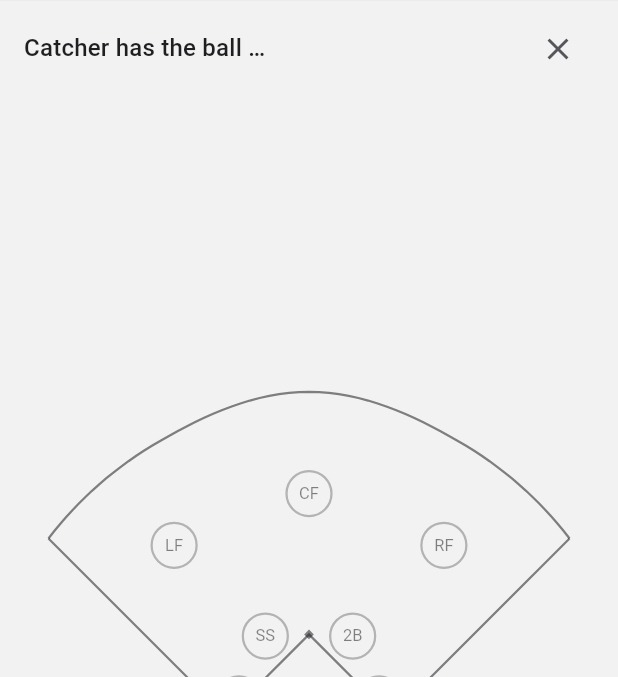
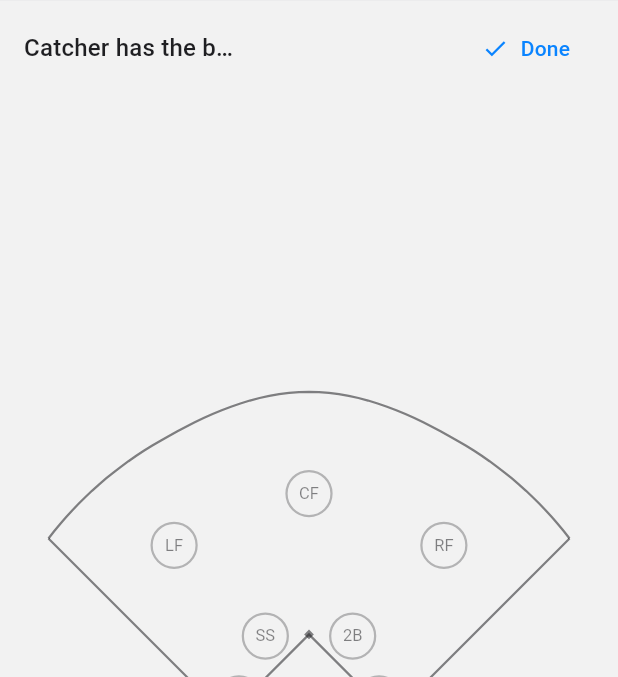
Before and after one commit to markmohr15/diamond, a Flutter app: the screen it shows after launch, after a tap on "Field", on a phone screen of 412 x 824 dp, the part 103-780 px from its top. Run offline on Flutter 3.47's test engine with Material 3 defaults, Android fonts, the phone set to English and light mode, and no system bars; our stand-ins replace drift, flutter_riverpod; accounts and stored records are empty; generated files the repository leaves out were written again.

Commit message:
fix(field): DIA-008d the idle field leaves with a checkmark, not an ✕
An ✕ promises cancel, and nothing on this surface is discardable — every
between-pitch entry committed the moment its reason chip was tapped. It
read as though leaving would throw work away.

A bare ✓ would be wrong the other way: that glyph already means "Commit
play" in the other state of this screen, where something genuinely is
pending. One symbol, two meanings, on one surface.

So: a checkmark with the word, at lighter weight than the play surface's
filled commit button — affirmative about being finished, without claiming
anything was waiting to be saved.

Co-Authored-By: Claude Opus 5 <noreply@anthropic.com>

```diff
--- a/app/lib/src/ui/field_canvas/field_entry_surface.dart
+++ b/app/lib/src/ui/field_canvas/field_entry_surface.dart
@@ -188,12 +188,17 @@ class _FieldEntrySurfaceState extends ConsumerState<FieldEntrySurface> {
                   ),
                 ),
                 const Spacer(),
-                IconButton(
+                // Not an ✕: nothing here is discardable — every entry
+                // committed the moment its chip was tapped, so "cancel" is
+                // the wrong promise. Not the play surface's filled ✓
+                // either, which commits something pending; this only
+                // leaves. Hence a checkmark that says which it is.
+                TextButton.icon(
                   key: fieldIdleCloseKey,
                   onPressed: () =>
                       ref.read(idleFieldOpenProvider.notifier).state = false,
-                  icon: const Icon(Icons.close),
-                  tooltip: 'Back to the pitch',
+                  icon: const Icon(Icons.check),
+                  label: const Text('Done'),
                 ),
               ],
             ),
```
